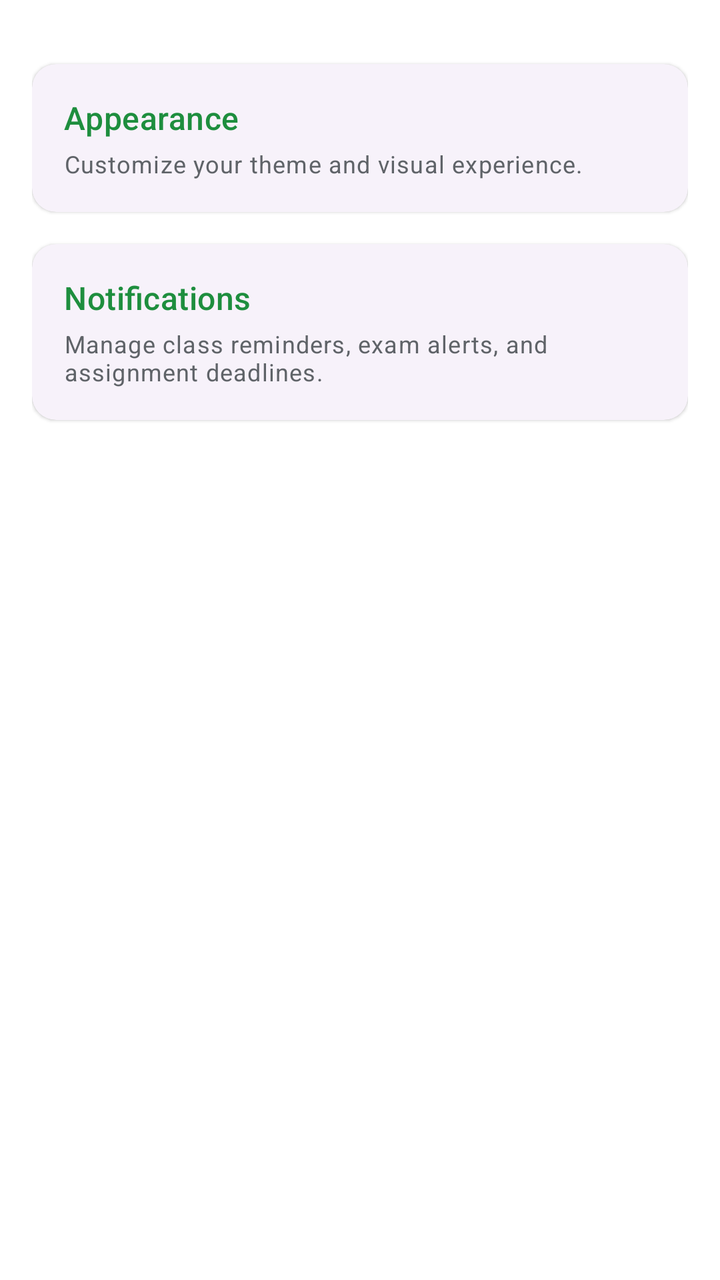
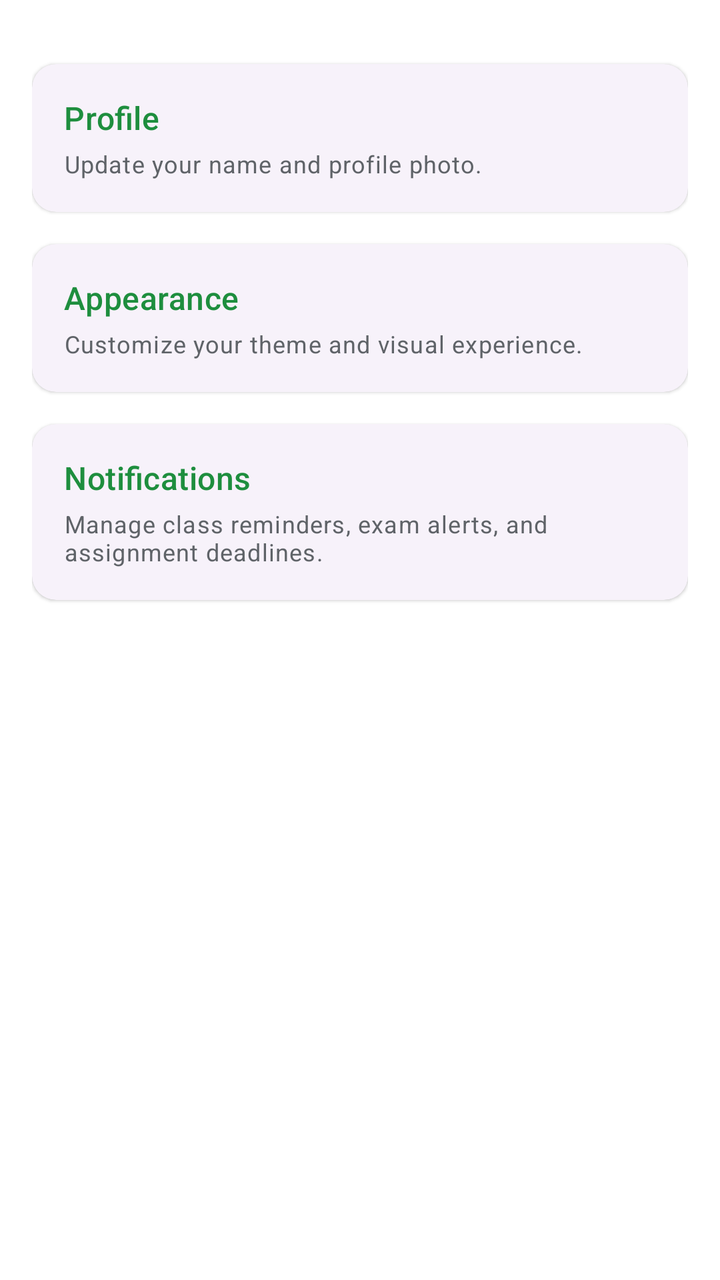

The first picture is an Android layout as it rendered before a commit; the second is the same layout after the commit. The layout source and the unified diff follow.
<!-- AndroidManifest.xml: application theme Theme.Studbuddy -->
<!-- res/layout/fragment_settings.xml -->
<?xml version="1.0" encoding="utf-8"?>
<LinearLayout xmlns:android="http://schemas.android.com/apk/res/android"
    xmlns:app="http://schemas.android.com/apk/res-auto"
    android:layout_width="match_parent"
    android:layout_height="match_parent"
    android:background="?attr/colorSurface"
    android:orientation="vertical"
    android:padding="16dp">

    <com.google.android.material.card.MaterialCardView
        android:id="@+id/cardAppearance"
        android:layout_width="match_parent"
        android:layout_height="wrap_content"
        android:layout_marginTop="16dp"
        android:clickable="true"
        android:focusable="true"
        style="?attr/materialCardViewElevatedStyle"
        app:cardCornerRadius="12dp">

        <LinearLayout
            android:layout_width="match_parent"
            android:layout_height="wrap_content"
            android:orientation="vertical"
            android:padding="16dp">

            <TextView
                android:layout_width="wrap_content"
                android:layout_height="wrap_content"
                android:text="Appearance"
                android:textAppearance="?attr/textAppearanceTitleMedium"
                android:textColor="?attr/colorPrimary" />

            <TextView
                android:layout_width="wrap_content"
                android:layout_height="wrap_content"
                android:layout_marginTop="4dp"
                android:text="Customize your theme and visual experience."
                android:textAppearance="?attr/textAppearanceBodySmall"
                android:textColor="?attr/colorOnSurfaceVariant" />

        </LinearLayout>
    </com.google.android.material.card.MaterialCardView>

    <com.google.android.material.card.MaterialCardView
        android:id="@+id/cardNotifications"
        android:layout_width="match_parent"
        android:layout_height="wrap_content"
        android:layout_marginTop="16dp"
        android:clickable="true"
        android:focusable="true"
        style="?attr/materialCardViewElevatedStyle"
        app:cardCornerRadius="12dp">

        <LinearLayout
            android:layout_width="match_parent"
            android:layout_height="wrap_content"
            android:orientation="vertical"
            android:padding="16dp">

            <TextView
                android:layout_width="wrap_content"
                android:layout_height="wrap_content"
                android:text="Notifications"
                android:textAppearance="?attr/textAppearanceTitleMedium"
                android:textColor="?attr/colorPrimary" />

            <TextView
                android:layout_width="wrap_content"
                android:layout_height="wrap_content"
                android:layout_marginTop="4dp"
                android:text="Manage class reminders, exam alerts, and assignment deadlines."
                android:textAppearance="?attr/textAppearanceBodySmall"
                android:textColor="?attr/colorOnSurfaceVariant" />

        </LinearLayout>
    </com.google.android.material.card.MaterialCardView>

</LinearLayout>
<!-- resources referenced by this layout -->
<resources>
  <style name="Theme.Studbuddy" parent="Theme.Material3.DayNight.NoActionBar">
          
          <item name="colorPrimary">@color/md_theme_light_primary</item>
          <item name="colorOnPrimary">@color/md_theme_light_onPrimary</item>
          <item name="colorPrimaryContainer">@color/md_theme_light_primaryContainer</item>
          <item name="colorOnPrimaryContainer">@color/md_theme_light_onPrimaryContainer</item>
          <item name="colorSecondary">@color/md_theme_light_secondary</item>
          <item name="colorOnSecondary">@color/md_theme_light_onSecondary</item>
          <item name="colorSecondaryContainer">@color/md_theme_light_secondaryContainer</item>
          <item name="colorOnSecondaryContainer">@color/md_theme_light_onSecondaryContainer</item>
          <item name="colorTertiary">@color/md_theme_light_tertiary</item>
          <item name="colorOnTertiary">@color/md_theme_light_onTertiary</item>
          <item name="colorTertiaryContainer">@color/md_theme_light_tertiaryContainer</item>
          <item name="colorOnTertiaryContainer">@color/md_theme_light_onTertiaryContainer</item>
          <item name="colorError">@color/md_theme_light_error</item>
          <item name="colorOnError">@color/md_theme_light_onError</item>
          <item name="colorErrorContainer">@color/md_theme_light_errorContainer</item>
          <item name="colorOnErrorContainer">@color/md_theme_light_onErrorContainer</item>
          <item name="android:windowBackground">@color/md_theme_light_background</item>
          <item name="colorOutline">@color/md_theme_light_outline</item>
          <item name="colorSurfaceVariant">@color/md_theme_light_surfaceVariant</item>
          <item name="colorOnSurfaceVariant">@color/md_theme_light_onSurfaceVariant</item>
          <item name="colorSurface">@color/md_theme_light_surface</item>
          <item name="colorOnSurface">@color/md_theme_light_onSurface</item>
  
          
          <item name="headerBackground">?attr/colorSurface</item>
          <item name="headerTextColor">?attr/colorOnSurface</item>
  
          
          <item name="materialCardViewStyle">@style/Widget.Material3.CardView.Outlined</item>
      </style>
  <color name="md_theme_light_primary">#1E8E3E</color>
  <color name="md_theme_light_onPrimary">#FFFFFF</color>
  <color name="md_theme_light_primaryContainer">#E6F4EA</color>
  <color name="md_theme_light_onPrimaryContainer">#0D652D</color>
  <color name="md_theme_light_secondary">#5F6368</color>
  <color name="md_theme_light_onSecondary">#FFFFFF</color>
  <color name="md_theme_light_secondaryContainer">#E8EAED</color>
  <color name="md_theme_light_onSecondaryContainer">#202124</color>
  <color name="md_theme_light_tertiary">#1967D2</color>
  <color name="md_theme_light_onTertiary">#FFFFFF</color>
  <color name="md_theme_light_tertiaryContainer">#E8F0FE</color>
  <color name="md_theme_light_onTertiaryContainer">#174EA6</color>
  <color name="md_theme_light_error">#D93025</color>
  <color name="md_theme_light_onError">#FFFFFF</color>
  <color name="md_theme_light_errorContainer">#FCE8E6</color>
  <color name="md_theme_light_onErrorContainer">#A50E0E</color>
  <color name="md_theme_light_background">#F8F9FA</color>
  <color name="md_theme_light_outline">#DADCE0</color>
  <color name="md_theme_light_surfaceVariant">#F1F3F4</color>
  <color name="md_theme_light_onSurfaceVariant">#5F6368</color>
  <color name="md_theme_light_surface">#FFFFFF</color>
  <color name="md_theme_light_onSurface">#202124</color>
</resources>

<!-- the commit's change to res/layout/fragment_settings.xml (unified diff, before → after) -->
@@ -6,6 +6,40 @@
     android:background="?attr/colorSurface"
     android:orientation="vertical"
     android:padding="16dp">
+
+    <com.google.android.material.card.MaterialCardView
+        android:id="@+id/cardProfile"
+        android:layout_width="match_parent"
+        android:layout_height="wrap_content"
+        android:layout_marginTop="16dp"
+        android:clickable="true"
+        android:focusable="true"
+        style="?attr/materialCardViewElevatedStyle"
+        app:cardCornerRadius="12dp">
+
+        <LinearLayout
+            android:layout_width="match_parent"
+            android:layout_height="wrap_content"
+            android:orientation="vertical"
+            android:padding="16dp">
+
+            <TextView
+                android:layout_width="wrap_content"
+                android:layout_height="wrap_content"
+                android:text="Profile"
+                android:textAppearance="?attr/textAppearanceTitleMedium"
+                android:textColor="?attr/colorPrimary" />
+
+            <TextView
+                android:layout_width="wrap_content"
+                android:layout_height="wrap_content"
+                android:layout_marginTop="4dp"
+                android:text="Update your name and profile photo."
+                android:textAppearance="?attr/textAppearanceBodySmall"
+                android:textColor="?attr/colorOnSurfaceVariant" />
+
+        </LinearLayout>
+    </com.google.android.material.card.MaterialCardView>
 
     <com.google.android.material.card.MaterialCardView
         android:id="@+id/cardAppearance"
